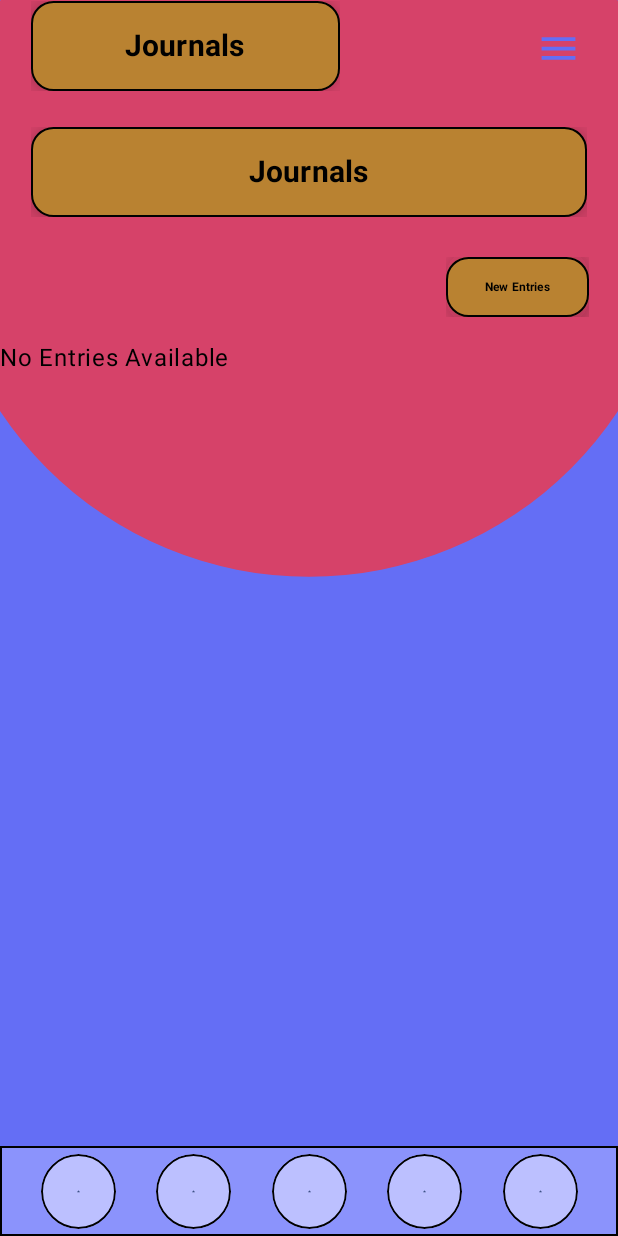
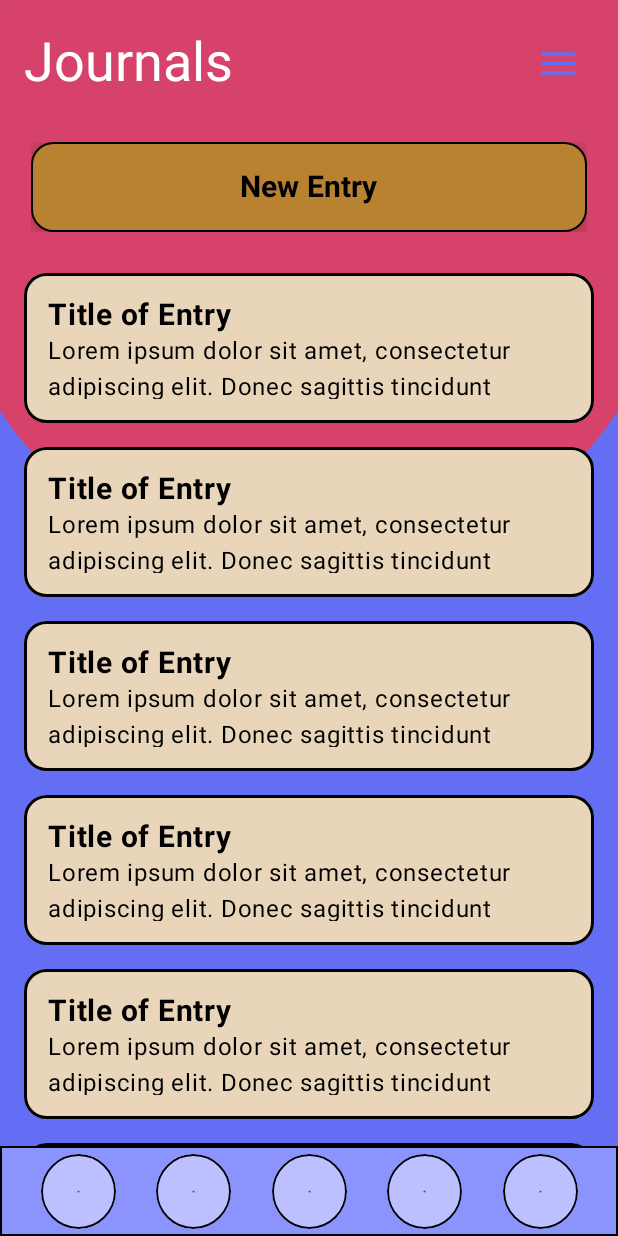
Before and after one commit to JennaRV/BulletJournal, an Android app built with Jetpack Compose: the journal screen opened through its navigation route, on a phone screen of 412 x 824 dp. Run offline under Robolectric (Android 15) with nearby library versions, the phone set to English and light mode, and no system bars; our stand-ins replace Dagger/Hilt's generated code; 3 statements that could not run were skipped.

Commit message:
Optimized Code in Journal Screens

```diff
--- a/app/src/main/java/com/example/rocketjournal/view/JournalMainDash.kt
+++ b/app/src/main/java/com/example/rocketjournal/view/JournalMainDash.kt
@@ -14,6 +14,7 @@ import androidx.compose.foundation.layout.PaddingValues
 import androidx.compose.foundation.layout.Row
 import androidx.compose.foundation.layout.Spacer
 import androidx.compose.foundation.layout.absolutePadding
+import androidx.compose.foundation.layout.fillMaxSize
 import androidx.compose.foundation.layout.fillMaxWidth
 import androidx.compose.foundation.layout.height
 import androidx.compose.foundation.layout.offset
@@ -35,6 +36,7 @@ import androidx.compose.material3.CircularProgressIndicator
 import androidx.compose.material3.ExperimentalMaterial3Api
 import androidx.compose.material3.Icon
 import androidx.compose.material3.IconButton
+import androidx.compose.material3.MaterialTheme
 import androidx.compose.material3.Text
 import androidx.compose.runtime.Composable
 import androidx.compose.runtime.LaunchedEffect
@@ -87,21 +89,15 @@ fun JournalMainDash(navController: NavController, viewModel: JournalViewModel =
 
         Column {
 
-            Row {
 
-                //Top Navigation Row
-                //BackButton(navController = navController)  //Add navController = navController Later
-                journalHeader()
-                Spacer(modifier = Modifier.weight(1f))
-                SettingsButton(onClick = { /* Handle settings button click */ })
 
-            }
+            HeaderRow(title = "Journals", onSettingsClick = { /* Handle settings click */ })
 
             Spacer(modifier = Modifier.size(20.dp))
 
             //A header that looks like a button that says Journals
             Button(
-                onClick = { /* Handle button click */ },
+                onClick = {  navController.navigate("newJournal")  },
                 modifier = Modifier
                     .offset(offsetX, screenHeight * 0.0012f)
                     .size(boxWidth, 60.dp)
@@ -115,7 +111,7 @@ fun JournalMainDash(navController: NavController, viewModel: JournalViewModel =
 
             ) {
                 Text(
-                    text = "Journals",
+                    text = "New Entry",
                     fontSize = 20.sp,
                     fontWeight = FontWeight.Bold,
                     color = Color.Black
@@ -125,65 +121,56 @@ fun JournalMainDash(navController: NavController, viewModel: JournalViewModel =
 
             Spacer(modifier = Modifier.size(20.dp))
 
-            //Small Button for "New Entries"
-            Button(
-                //Takes user to new Journal Creation Screen
-                onClick = { navController.navigate("newJournal") },
-                modifier = Modifier
-                    .padding(horizontal = 40.dp, vertical = 3.dp)
-                    .offset(offsetX, screenHeight * 0.005f)
-                    .size(95.dp, 40.dp)
-                    .clipToBounds()
-                    .border(1.dp, Color.Black, shape = RoundedCornerShape(15.dp))
-                    .shadow(10.dp, RoundedCornerShape(15.dp))
-                    .align(Alignment.End),
-                shape = RoundedCornerShape(15.dp),
-                colors = ButtonDefaults.buttonColors(
-                    containerColor = Color(0xFFB98231)
-                )
-            ) {
-                Text(
-                    text = "New Entries",
-                    fontSize = 8.sp,
-                    fontWeight = FontWeight.Bold,
-                    color = Color.Black
-                )
-            }
 
             // NEW ENTRIES WILL GO HERE
             //JournalEntriesList()
 
             //PlaceholderEntry()
 
-            LazyColumn {
-                item {
-                    if (isLoading) {
-                        CircularProgressIndicator(
-                            modifier = Modifier
-                                .fillMaxWidth()
-                                .padding(vertical = 16.dp)
-                                .align(Alignment.CenterHorizontally)
-                        )
-                    } else if (entriesState.isEmpty()) {
-                        Text(
-                            text = "No Entries Available",
-                            modifier = Modifier
-                                .fillMaxWidth()
-                                .padding(vertical = 16.dp)
-                                .align(Alignment.CenterHorizontally)
-                        )
+//            LazyColumn {
+//                item {
+//                    if (isLoading) {
+//                        CircularProgressIndicator(
+//                            modifier = Modifier
+//                                .fillMaxWidth()
+//                                .padding(vertical = 16.dp)
+//                                .align(Alignment.CenterHorizontally)
+//                        )
+//                    } else if (entriesState.isEmpty()) {
+//                        Text(
+//                            text = "No Entries Available",
+//                            modifier = Modifier
+//                                .fillMaxWidth()
+//                                .padding(vertical = 16.dp)
+//                                .align(Alignment.CenterHorizontally)
+//                        )
+//                    }
+//                }
+//                items(entriesState) { journal ->
+//                    JournalDataItemView(journal = journal)
+//                }
+//
+//
+//            }
+
+
+            Box(modifier = Modifier.fillMaxSize()){
+                LazyColumn (
+                    modifier = Modifier
+                        .fillMaxSize()
+                        .padding(bottom = 60.dp) // Adjust the value as needed
+
+                ){
+                    items(8) {
+                        PlaceholderEntry()
                     }
                 }
-                items(entriesState) { journal ->
-                    JournalDataItemView(journal = journal)
-                }
+
+                BottomNavigationBar(navController = navController)
             }
+            //LazyColum that holds 5 placeholderEntries
 
 
-
-
-
-            BottomNavigationBar(navController = navController)
         }
     }
 }
@@ -320,3 +307,34 @@ fun journalHeader(){
 
 
 }
+
+
+@Composable
+fun TitleText(title: String) {
+    Text(
+        text = "$title",
+        color = Color.White,
+        style = MaterialTheme.typography.displaySmall,
+        modifier = Modifier.padding(start = 16.dp) // Adjust padding as needed
+    )
+}
+
+
+@Composable
+fun HeaderRow(title: String, onSettingsClick: () -> Unit) {
+    //Small Spacer
+    Spacer(modifier = Modifier.size(10.dp))
+    Row(
+        modifier = Modifier.fillMaxWidth(),
+        verticalAlignment = Alignment.CenterVertically
+    ) {
+        // Title text aligned to the left
+        TitleText(title = title)
+
+        // Spacer to push settings button to the right
+        Spacer(modifier = Modifier.weight(1f))
+
+        // Settings button aligned to the right
+        SettingsButton(onClick = onSettingsClick)
+    }
+}
```
Also changed, not shown: app/src/main/java/com/example/rocketjournal/view/NewJournalScreen.kt (+0 -65 lines).
